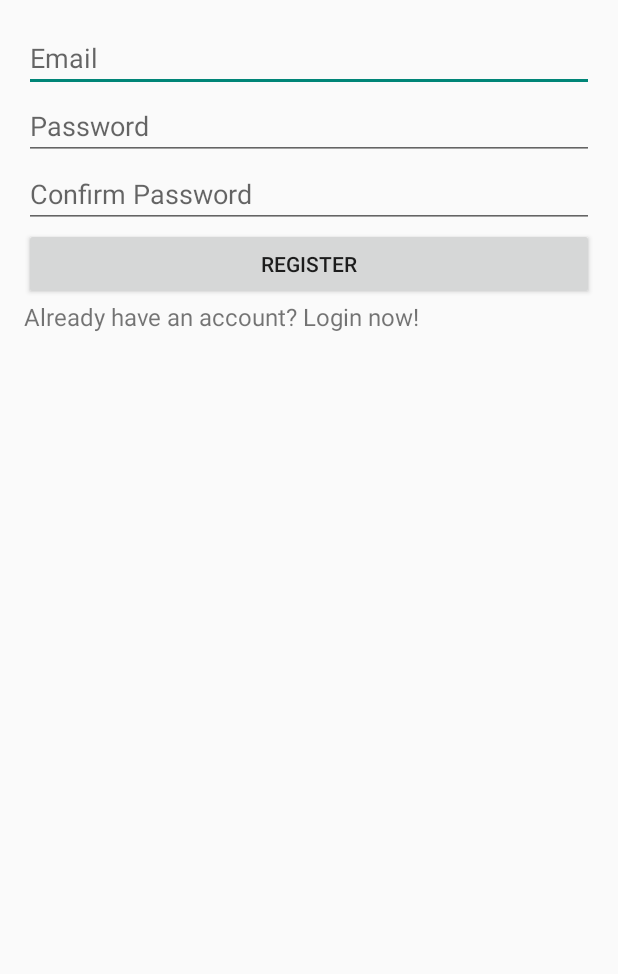
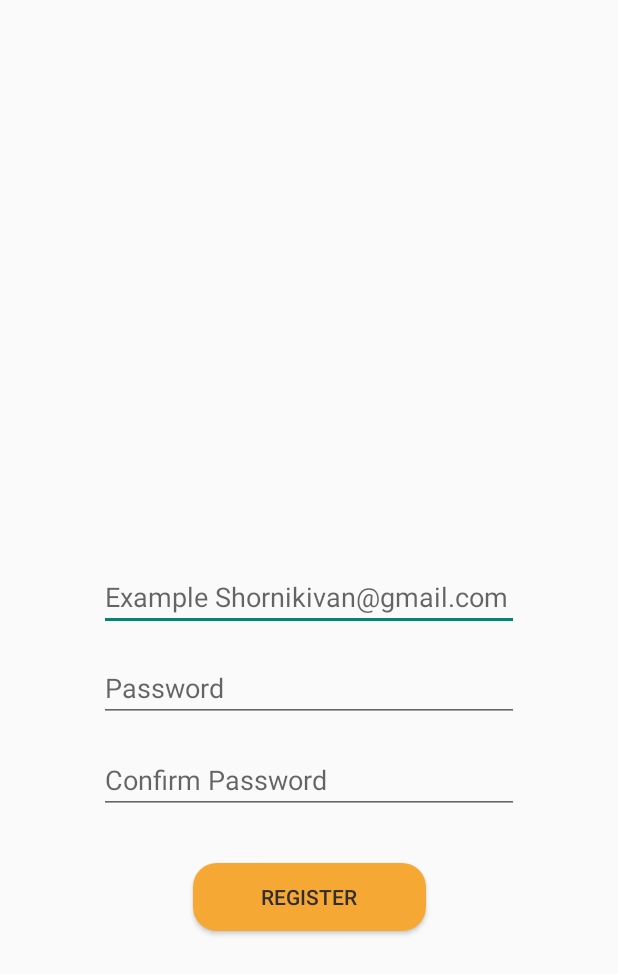
Before and after one commit to Silverqq/Shopics, an Android app: the layout activity_register.xml on its own in the app's theme, with its tools: preview values and no code run, on a phone screen of 412 x 824 dp. Shown: the top 974 px of the screen. Run offline under Robolectric (Android 15) with nearby library versions, the phone set to English and light mode, and no system bars.

Commit message:
early alpha

```diff
--- a/app/build.gradle
+++ b/app/build.gradle
@@ -34,6 +34,12 @@ android {
 
 dependencies {
 
+
+    implementation 'com.github.bumptech.glide:glide:4.12.0'
+    annotationProcessor 'com.github.bumptech.glide:compiler:4.12.0'
+
+
+
     implementation platform('com.google.firebase:firebase-bom:33.0.0')
     implementation 'com.google.firebase:firebase-analytics'
     implementation 'com.google.firebase:firebase-auth:23.0.0'
--- a/app/src/main/AndroidManifest.xml
+++ b/app/src/main/AndroidManifest.xml
@@ -26,6 +26,11 @@
             android:name=".MainActivity"
             android:label="@string/app_name"
             android:theme="@style/Theme.Shopics.NoActionBar" />
+        <activity
+            android:name=".RegisterActivity"
+            android:theme="@style/Theme.Shopics.NoActionBar"
+            android:exported="true" />
+
     </application>
 
 </manifest>
--- a/app/src/main/res/layout/activity_register.xml
+++ b/app/src/main/res/layout/activity_register.xml
@@ -1,43 +1,70 @@
 <?xml version="1.0" encoding="utf-8"?>
-<LinearLayout xmlns:android="http://schemas.android.com/apk/res/android"
+<androidx.constraintlayout.widget.ConstraintLayout xmlns:android="http://schemas.android.com/apk/res/android"
     xmlns:app="http://schemas.android.com/apk/res-auto"
+    xmlns:tools="http://schemas.android.com/tools"
+    android:id="@+id/linearLayout3"
     android:layout_width="match_parent"
     android:layout_height="match_parent"
-    android:orientation="vertical"
-    android:padding="16dp">
+    android:backgroundTint="@color/white">
 
     <EditText
         android:id="@+id/edit_text_email"
-        android:layout_width="match_parent"
+        android:layout_width="280dp"
         android:layout_height="wrap_content"
-        android:hint="Email"
-        android:inputType="textEmailAddress" />
+        android:layout_marginStart="65dp"
+        android:layout_marginTop="374dp"
+        android:layout_marginEnd="66dp"
+        android:hint="Example Shornikivan@gmail.com"
+        android:inputType="textEmailAddress"
+        app:layout_constraintBottom_toTopOf="@+id/edit_text_password"
+        app:layout_constraintEnd_toEndOf="parent"
+        app:layout_constraintStart_toStartOf="parent"
+        app:layout_constraintTop_toTopOf="parent" />
 
     <EditText
         android:id="@+id/edit_text_password"
-        android:layout_width="match_parent"
+        android:layout_width="280dp"
         android:layout_height="wrap_content"
+        android:layout_marginStart="65dp"
+        android:layout_marginTop="14dp"
+        android:layout_marginEnd="66dp"
         android:hint="Password"
-        android:inputType="textPassword" />
+        android:inputType="textPassword"
+        app:layout_constraintBottom_toTopOf="@+id/edit_text_confirm_password"
+        app:layout_constraintEnd_toEndOf="parent"
+        app:layout_constraintStart_toStartOf="parent"
+        app:layout_constraintTop_toBottomOf="@+id/edit_text_email" />
 
     <EditText
         android:id="@+id/edit_text_confirm_password"
-        android:layout_width="match_parent"
+        android:layout_width="280dp"
         android:layout_height="wrap_content"
+        android:layout_marginStart="65dp"
+        android:layout_marginTop="14dp"
+        android:layout_marginEnd="66dp"
+        android:layout_marginBottom="18dp"
         android:hint="Confirm Password"
-        android:inputType="textPassword" />
+        android:inputType="textPassword"
+        app:layout_constraintBottom_toTopOf="@+id/register_button"
+        app:layout_constraintEnd_toEndOf="parent"
+        app:layout_constraintStart_toStartOf="parent"
+        app:layout_constraintTop_toBottomOf="@+id/edit_text_password" />
 
     <Button
         android:id="@+id/register_button"
-        android:layout_width="match_parent"
-        android:layout_height="wrap_content"
-        android:text="Register" />
+        style="@style/RoundedButtonStyle"
+        android:layout_width="155dp"
+        android:layout_height="45dp"
+        android:layout_marginStart="128dp"
+        android:layout_marginTop="13dp"
+        android:layout_marginEnd="128dp"
+        android:layout_marginBottom="202dp"
+        android:backgroundTint="#F6A835"
+        android:text="Register"
+        android:textColor="#302E2E"
+        app:layout_constraintBottom_toBottomOf="parent"
+        app:layout_constraintEnd_toEndOf="parent"
+        app:layout_constraintStart_toStartOf="parent"
+        app:layout_constraintTop_toBottomOf="@+id/edit_text_confirm_password" />
 
-    <TextView
-        android:id="@+id/login_text_view"
-        android:layout_width="match_parent"
-        android:layout_height="wrap_content"
-        android:text="Already have an account? Login now!"
-        android:textSize="16sp" />
-
-</LinearLayout>
+</androidx.constraintlayout.widget.ConstraintLayout>
--- a/app/src/main/res/layout/product_fragment.xml
+++ b/app/src/main/res/layout/product_fragment.xml
@@ -44,7 +44,9 @@
         android:layout_width="103dp"
         android:layout_height="23dp"
         android:layout_marginStart="32dp"
+        android:layout_marginTop="272dp"
         android:layout_marginEnd="171dp"
+        android:layout_marginBottom="28dp"
         android:text="$9.99"
         android:textSize="18sp"
         app:layout_constraintBottom_toTopOf="@+id/addButton"
@@ -58,7 +60,6 @@
         android:layout_width="252dp"
         android:layout_height="37dp"
         android:layout_marginStart="79dp"
-        android:layout_marginTop="340dp"
         android:layout_marginEnd="80dp"
         android:layout_marginBottom="60dp"
         android:gravity="center"
@@ -80,7 +81,6 @@
         app:layout_constraintEnd_toEndOf="parent"
         app:layout_constraintHorizontal_bias="0.493"
         app:layout_constraintStart_toStartOf="parent"
-        app:layout_constraintTop_toTopOf="parent"
-        app:srcCompat="@mipmap/yabloko_foreground" />
+        app:layout_constraintTop_toTopOf="parent" />
 
 </androidx.constraintlayout.widget.ConstraintLayout>
```
Also changed, not shown: app/src/main/java/com/shopics/LoginActivity.java (+11 -7 lines), app/src/main/java/com/shopics/RegisterActivity.java (+12 -5 lines), app/src/main/java/com/shopics/ui/catalog/CatalogFragment.java (+36 -0 lines), app/src/main/java/com/shopics/ui/catalog/Product.java (+13 -1 lines), app/src/main/res/layout/activity_login.xml (+13 -9 lines), app/src/main/res/drawable/banana.png (added), app/src/main/res/drawable/blackberry.png (added), app/src/main/res/drawable/cucumber.png (added), app/src/main/res/drawable/kapusta.png (added), app/src/main/res/drawable/watermelon.png (added), app/src/main/res/drawable/yabloko_foreground.png (added).
